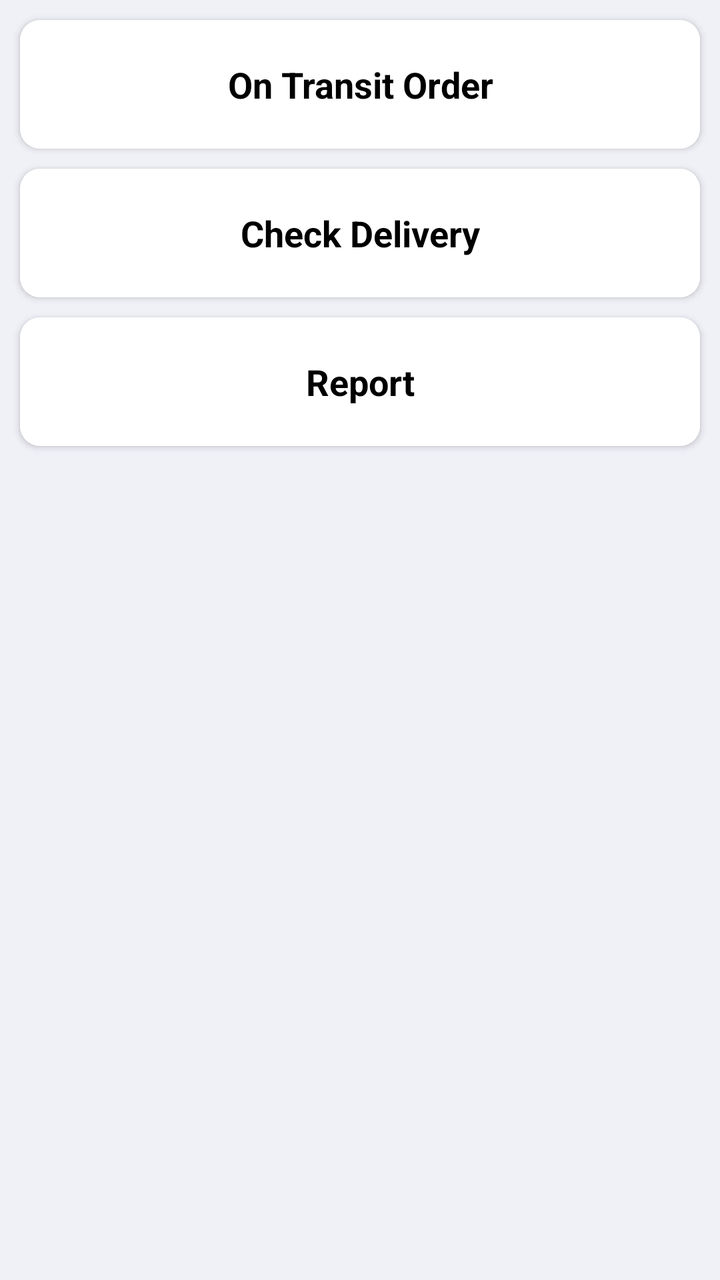
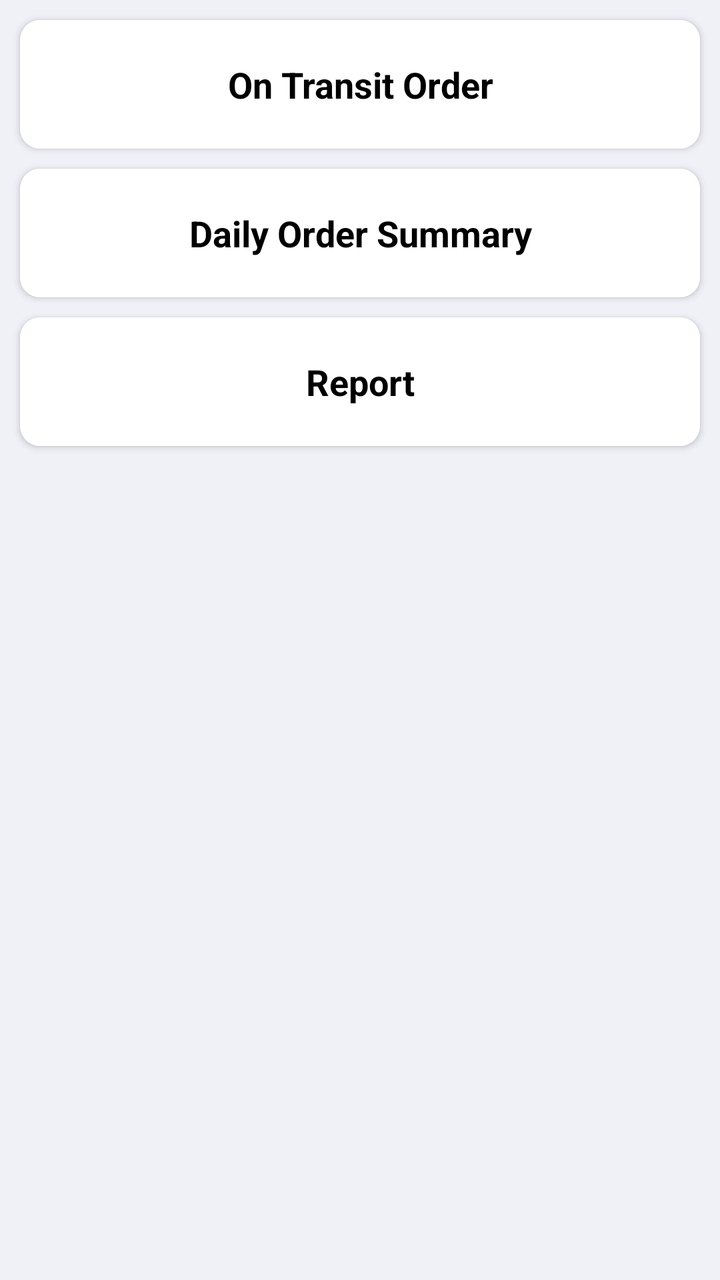

Compare the two renders of this Android layout. The source of the first and the diff that turns it into the second are given below.
<!-- AndroidManifest.xml: application theme MyTheme -->
<!-- res/layout/fragment_first.xml -->
<?xml version="1.0" encoding="utf-8"?>
<LinearLayout xmlns:android="http://schemas.android.com/apk/res/android"
    xmlns:app="http://schemas.android.com/apk/res-auto"
    xmlns:tools="http://schemas.android.com/tools"
    android:layout_width="match_parent"
    android:layout_height="match_parent"
    android:background="@color/backgroundColor"
    android:orientation="vertical"
    tools:context=".View.Ui.FirstFragment">

    <androidx.cardview.widget.CardView
        android:layout_width="match_parent"
        android:layout_height="wrap_content"
        android:layout_marginStart="10dp"
        android:layout_marginTop="10dp"
        android:layout_marginEnd="10dp"
        android:layout_marginBottom="5dp"
        app:cardCornerRadius="10dp">

        <LinearLayout
            android:id="@+id/layoutOnTransitOrder"
            android:layout_width="match_parent"
            android:layout_height="wrap_content"
            android:background="@color/cardColor"
            android:clickable="true"
            android:foreground="?attr/selectableItemBackground"
            android:orientation="vertical"
            android:paddingStart="10dp"
            android:paddingTop="20dp"
            android:paddingEnd="10dp"
            android:paddingBottom="20dp">

            <TextView
                android:layout_width="match_parent"
                android:layout_height="wrap_content"
                android:layout_gravity="center"
                android:gravity="center"
                android:text="On Transit Order"
                android:textColor="@color/black"
                android:textSize="18sp"
                android:textStyle="bold" />

        </LinearLayout>

    </androidx.cardview.widget.CardView>

    <androidx.cardview.widget.CardView
        android:layout_width="match_parent"
        android:layout_height="wrap_content"
        android:layout_marginStart="10dp"
        android:layout_marginTop="5dp"
        android:layout_marginEnd="10dp"
        android:layout_marginBottom="5dp"
        app:cardCornerRadius="10dp">

        <LinearLayout
            android:id="@+id/layoutCheckDelivery"
            android:layout_width="match_parent"
            android:layout_height="wrap_content"
            android:background="@color/cardColor"
            android:clickable="true"
            android:foreground="?attr/selectableItemBackground"
            android:orientation="vertical"
            android:paddingStart="10dp"
            android:paddingTop="20dp"
            android:paddingEnd="10dp"
            android:paddingBottom="20dp">

            <TextView
                android:layout_width="match_parent"
                android:layout_height="wrap_content"
                android:layout_gravity="center"
                android:gravity="center"
                android:text="Check Delivery"
                android:textColor="@color/black"
                android:textSize="18sp"
                android:textStyle="bold" />

        </LinearLayout>

    </androidx.cardview.widget.CardView>

    <androidx.cardview.widget.CardView
        android:layout_width="match_parent"
        android:layout_height="wrap_content"
        android:layout_marginStart="10dp"
        android:layout_marginTop="5dp"
        android:layout_marginEnd="10dp"
        android:layout_marginBottom="5dp"
        app:cardCornerRadius="10dp">

        <LinearLayout
            android:id="@+id/layoutReport"
            android:layout_width="match_parent"
            android:layout_height="wrap_content"
            android:background="@color/cardColor"
            android:clickable="true"
            android:foreground="?attr/selectableItemBackground"
            android:orientation="vertical"
            android:paddingStart="10dp"
            android:paddingTop="20dp"
            android:paddingEnd="10dp"
            android:paddingBottom="20dp">

            <TextView
                android:layout_width="match_parent"
                android:layout_height="wrap_content"
                android:layout_gravity="center"
                android:gravity="center"
                android:text="Report"
                android:textColor="@color/black"
                android:textSize="18sp"
                android:textStyle="bold" />

        </LinearLayout>

    </androidx.cardview.widget.CardView>

</LinearLayout>
<!-- resources referenced by this layout -->
<resources>
  <color name="backgroundColor">#F0F0F7</color>
  <color name="black">#FF000000</color>
  <color name="cardColor">#FFFFFF</color>
  <style name="MyTheme" parent="Theme.MaterialComponents.Light.NoActionBar">
          <item name="android:forceDarkAllowed" tools:ignore="NewApi">false</item>
      </style>
</resources>

<!-- the commit's change to res/layout/fragment_first.xml (unified diff, before → after) -->
@@ -54,7 +54,7 @@
         app:cardCornerRadius="10dp">
 
         <LinearLayout
-            android:id="@+id/layoutCheckDelivery"
+            android:id="@+id/layoutDailyOrderSummary"
             android:layout_width="match_parent"
             android:layout_height="wrap_content"
             android:background="@color/cardColor"
@@ -71,7 +71,7 @@
                 android:layout_height="wrap_content"
                 android:layout_gravity="center"
                 android:gravity="center"
-                android:text="Check Delivery"
+                android:text="Daily Order Summary"
                 android:textColor="@color/black"
                 android:textSize="18sp"
                 android:textStyle="bold" />
